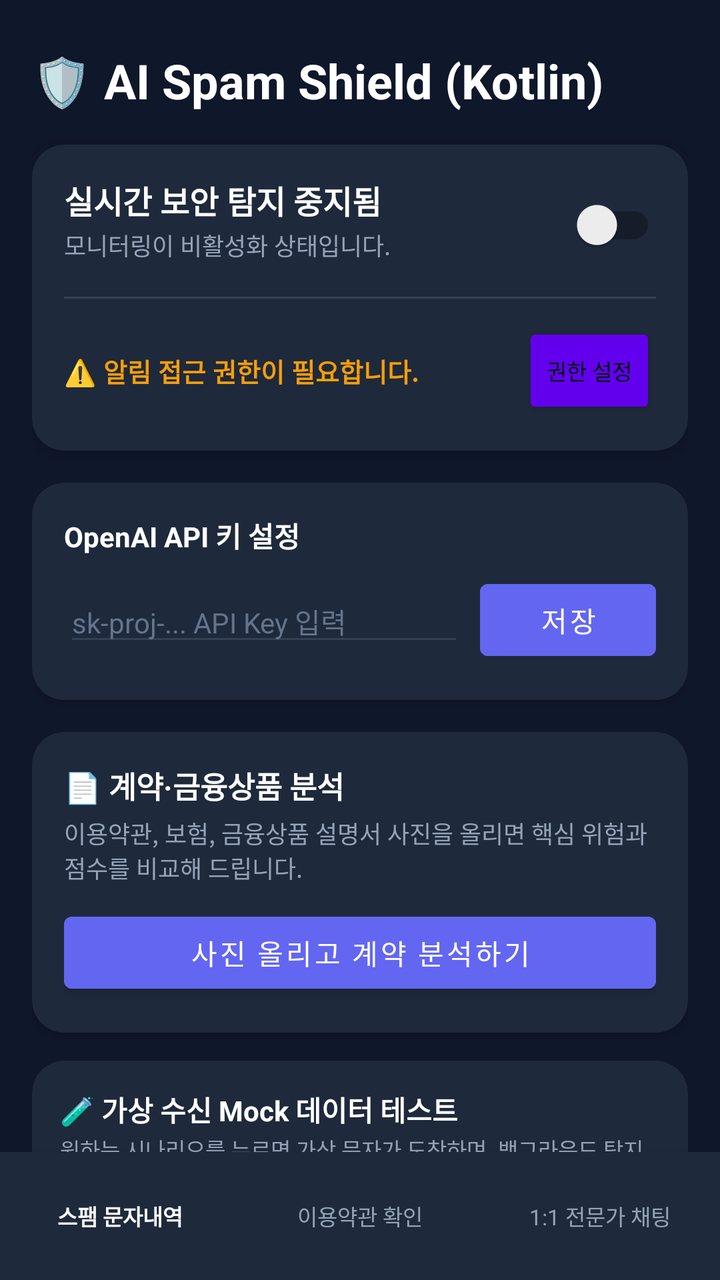
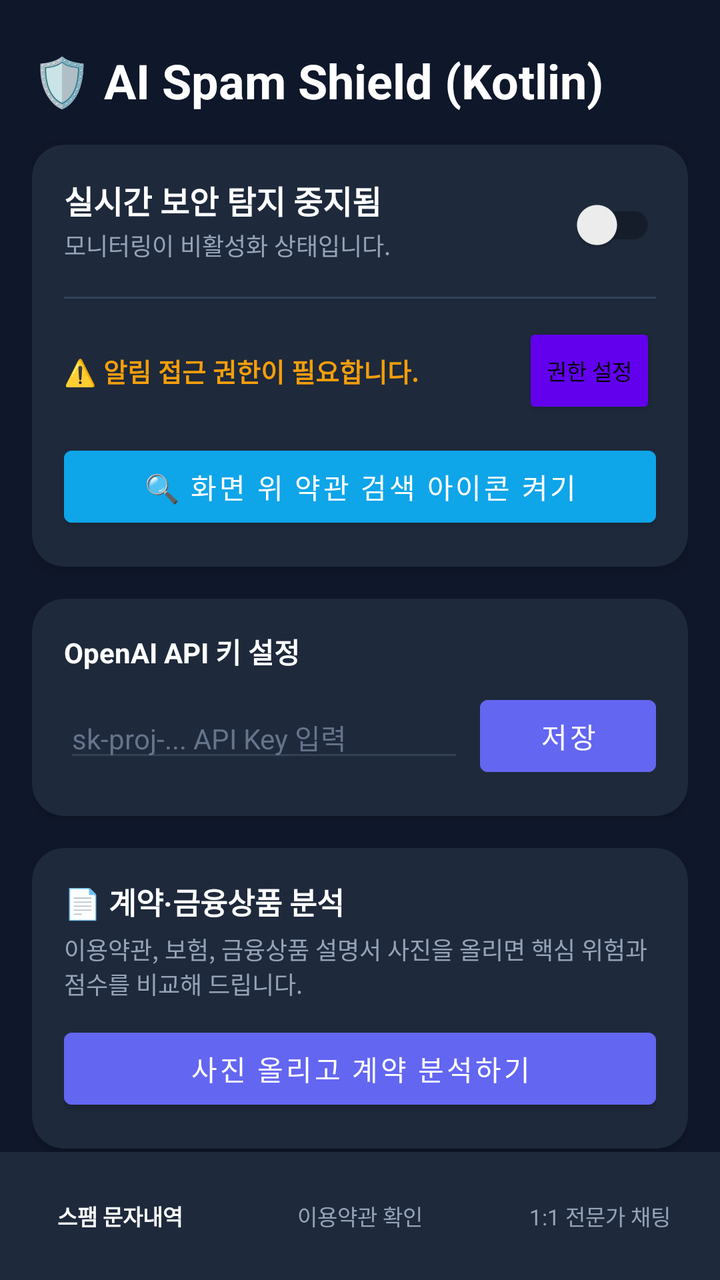

Compare the two renders of this Android layout. The source of the first and the diff that turns it into the second are given below.
<!-- AndroidManifest.xml: application theme Theme.MaterialComponents.DayNight.NoActionBar -->
<!-- res/layout/activity_main.xml -->
<?xml version="1.0" encoding="utf-8"?>
<LinearLayout xmlns:android="http://schemas.android.com/apk/res/android"
    xmlns:app="http://schemas.android.com/apk/res-auto"
    xmlns:tools="http://schemas.android.com/tools"
    android:layout_width="match_parent"
    android:layout_height="match_parent"
    android:background="#0F172A"
    android:orientation="vertical"
    tools:context=".MainActivity">

<androidx.core.widget.NestedScrollView
    android:layout_width="match_parent"
    android:layout_height="0dp"
    android:layout_weight="1"
    android:fillViewport="true">

<LinearLayout
    android:layout_width="match_parent"
    android:layout_height="wrap_content"
    android:orientation="vertical"
    android:padding="16dp">

    
    <TextView
        android:id="@+id/tvTitle"
        android:layout_width="match_parent"
        android:layout_height="wrap_content"
        android:text="🛡️ AI Spam Shield (Kotlin)"
        android:textColor="#FFFFFF"
        android:textSize="24sp"
        android:textStyle="bold"
        android:gravity="center_vertical"
        android:paddingVertical="8dp" />

    
    <androidx.cardview.widget.CardView
        android:layout_width="match_parent"
        android:layout_height="wrap_content"
        android:layout_marginVertical="8dp"
        app:cardCornerRadius="16dp"
        app:cardBackgroundColor="#1E293B"
        app:cardElevation="4dp">

        <LinearLayout
            android:layout_width="match_parent"
            android:layout_height="wrap_content"
            android:orientation="vertical"
            android:padding="16dp">

            <RelativeLayout
                android:layout_width="match_parent"
                android:layout_height="wrap_content">

                <LinearLayout
                    android:layout_width="wrap_content"
                    android:layout_height="wrap_content"
                    android:orientation="vertical"
                    android:layout_alignParentStart="true"
                    android:layout_toStartOf="@id/swMonitoring">

                    <TextView
                        android:id="@+id/tvStatusTitle"
                        android:layout_width="wrap_content"
                        android:layout_height="wrap_content"
                        android:text="실시간 보안 탐지 중지됨"
                        android:textColor="#FFFFFF"
                        android:textSize="16sp"
                        android:textStyle="bold" />

                    <TextView
                        android:id="@+id/tvStatusSub"
                        android:layout_width="wrap_content"
                        android:layout_height="wrap_content"
                        android:text="모니터링이 비활성화 상태입니다."
                        android:textColor="#94A3B8"
                        android:textSize="12sp"
                        android:layout_marginTop="2dp" />
                </LinearLayout>

                <androidx.appcompat.widget.SwitchCompat
                    android:id="@+id/swMonitoring"
                    android:layout_width="wrap_content"
                    android:layout_height="wrap_content"
                    android:layout_alignParentEnd="true"
                    android:layout_centerVertical="true" />
            </RelativeLayout>

            <View
                android:layout_width="match_parent"
                android:layout_height="1dp"
                android:background="#334155"
                android:layout_marginVertical="12dp" />

            <RelativeLayout
                android:layout_width="match_parent"
                android:layout_height="wrap_content">

                <TextView
                    android:id="@+id/tvPermissionState"
                    android:layout_width="wrap_content"
                    android:layout_height="wrap_content"
                    android:layout_centerVertical="true"
                    android:layout_alignParentStart="true"
                    android:text="⚠️ 알림 접근 권한이 필요합니다."
                    android:textColor="#F59E0B"
                    android:textSize="13sp"
                    android:textStyle="bold" />

                <Button
                    android:id="@+id/btnPermission"
                    android:layout_width="wrap_content"
                    android:layout_height="wrap_content"
                    android:layout_alignParentEnd="true"
                    android:text="권한 설정"
                    android:textSize="11sp"
                    android:paddingHorizontal="12dp"
                    android:backgroundTint="#F59E0B"
                    android:textColor="#000000"
                    style="?android:attr/buttonStyleSmall" />
            </RelativeLayout>
        </LinearLayout>
    </androidx.cardview.widget.CardView>

    
    <androidx.cardview.widget.CardView
        android:layout_width="match_parent"
        android:layout_height="wrap_content"
        android:layout_marginVertical="8dp"
        app:cardCornerRadius="16dp"
        app:cardBackgroundColor="#1E293B"
        app:cardElevation="2dp">

        <LinearLayout
            android:layout_width="match_parent"
            android:layout_height="wrap_content"
            android:orientation="vertical"
            android:padding="16dp">

            <TextView
                android:layout_width="wrap_content"
                android:layout_height="wrap_content"
                android:text="OpenAI API 키 설정"
                android:textColor="#FFFFFF"
                android:textSize="14sp"
                android:textStyle="bold" />

            <LinearLayout
                android:layout_width="match_parent"
                android:layout_height="wrap_content"
                android:orientation="horizontal"
                android:layout_marginTop="8dp">

                <EditText
                    android:id="@+id/etApiKey"
                    android:layout_width="0dp"
                    android:layout_height="wrap_content"
                    android:layout_weight="1"
                    android:hint="sk-proj-... API Key 입력"
                    android:inputType="textPassword"
                    android:textColor="#FFFFFF"
                    android:textColorHint="#64748B"
                    android:textSize="14sp"
                    android:backgroundTint="#334155" />

                <Button
                    android:id="@+id/btnSaveKey"
                    android:layout_width="wrap_content"
                    android:layout_height="wrap_content"
                    android:layout_marginStart="8dp"
                    android:text="저장"
                    android:backgroundTint="#6366F1" />
            </LinearLayout>
            </LinearLayout>
    </androidx.cardview.widget.CardView>

    
    <androidx.cardview.widget.CardView
        android:layout_width="match_parent"
        android:layout_height="wrap_content"
        android:layout_marginVertical="8dp"
        app:cardCornerRadius="16dp"
        app:cardBackgroundColor="#1E293B"
        app:cardElevation="2dp">

        <LinearLayout
            android:layout_width="match_parent"
            android:layout_height="wrap_content"
            android:orientation="vertical"
            android:padding="16dp">

            <TextView
                android:layout_width="wrap_content"
                android:layout_height="wrap_content"
                android:text="📄 계약·금융상품 분석"
                android:textColor="#FFFFFF"
                android:textSize="15sp"
                android:textStyle="bold" />

            <TextView
                android:layout_width="match_parent"
                android:layout_height="wrap_content"
                android:layout_marginTop="4dp"
                android:text="이용약관, 보험, 금융상품 설명서 사진을 올리면 핵심 위험과 점수를 비교해 드립니다."
                android:textColor="#94A3B8"
                android:textSize="12sp" />

            <Button
                android:id="@+id/btnContractAnalysis"
                android:layout_width="match_parent"
                android:layout_height="wrap_content"
                android:layout_marginTop="10dp"
                android:backgroundTint="#6366F1"
                android:text="사진 올리고 계약 분석하기"
                android:textColor="#FFFFFF" />
        </LinearLayout>
    </androidx.cardview.widget.CardView>

    
    <androidx.cardview.widget.CardView
        android:layout_width="match_parent"
        android:layout_height="wrap_content"
        android:layout_marginVertical="6dp"
        app:cardCornerRadius="16dp"
        app:cardBackgroundColor="#1E293B"
        app:cardElevation="2dp">

        <LinearLayout
            android:layout_width="match_parent"
            android:layout_height="wrap_content"
            android:orientation="vertical"
            android:padding="14dp">

            <TextView
                android:layout_width="wrap_content"
                android:layout_height="wrap_content"
                android:text="🧪 가상 수신 Mock 데이터 테스트"
                android:textColor="#FFFFFF"
                android:textSize="14sp"
                android:textStyle="bold" />

            <TextView
                android:layout_width="match_parent"
                android:layout_height="wrap_content"
                android:text="원하는 시나리오를 누르면 가상 문자가 도착하며, 백그라운드 탐지 및 경고 팝업을 즉시 검증합니다."
                android:textColor="#94A3B8"
                android:textSize="11sp"
                android:layout_marginTop="2dp" />

            
            <LinearLayout
                android:layout_width="match_parent"
                android:layout_height="wrap_content"
                android:orientation="horizontal"
                android:layout_marginTop="8dp">

                <Button
                    android:id="@+id/btnMockDelivery"
                    android:layout_width="0dp"
                    android:layout_height="wrap_content"
                    android:layout_weight="1"
                    android:text="📦 택배 스미싱"
                    android:textSize="11sp"
                    android:backgroundTint="#EF4444"
                    android:textColor="#FFFFFF"
                    style="?android:attr/buttonStyleSmall" />

                <Space
                    android:layout_width="8dp"
                    android:layout_height="wrap_content" />

                <Button
                    android:id="@+id/btnMockPayment"
                    android:layout_width="0dp"
                    android:layout_height="wrap_content"
                    android:layout_weight="1"
                    android:text="💳 해외결제 사칭"
                    android:textSize="11sp"
                    android:backgroundTint="#EF4444"
                    android:textColor="#FFFFFF"
                    style="?android:attr/buttonStyleSmall" />
            </LinearLayout>

            
            <LinearLayout
                android:layout_width="match_parent"
                android:layout_height="wrap_content"
                android:orientation="horizontal"
                android:layout_marginTop="4dp">

                <Button
                    android:id="@+id/btnMockLoan"
                    android:layout_width="0dp"
                    android:layout_height="wrap_content"
                    android:layout_weight="1"
                    android:text="💰 대출/투자 스팸"
                    android:textSize="11sp"
                    android:backgroundTint="#F97316"
                    android:textColor="#FFFFFF"
                    style="?android:attr/buttonStyleSmall" />

                <Space
                    android:layout_width="8dp"
                    android:layout_height="wrap_content" />

                <Button
                    android:id="@+id/btnMockCondolence"
                    android:layout_width="0dp"
                    android:layout_height="wrap_content"
                    android:layout_weight="1"
                    android:text="✉️ 모바일 부고장"
                    android:textSize="11sp"
                    android:backgroundTint="#DC2626"
                    android:textColor="#FFFFFF"
                    style="?android:attr/buttonStyleSmall" />
            </LinearLayout>

            
            <LinearLayout
                android:layout_width="match_parent"
                android:layout_height="wrap_content"
                android:orientation="horizontal"
                android:layout_marginTop="4dp">

                <Button
                    android:id="@+id/btnMockNormalFriend"
                    android:layout_width="0dp"
                    android:layout_height="wrap_content"
                    android:layout_weight="1"
                    android:text="☕ 친구 일상 대화"
                    android:textSize="11sp"
                    android:backgroundTint="#10B981"
                    android:textColor="#FFFFFF"
                    style="?android:attr/buttonStyleSmall" />

                <Space
                    android:layout_width="8dp"
                    android:layout_height="wrap_content" />

                <Button
                    android:id="@+id/btnMockNormalAuth"
                    android:layout_width="0dp"
                    android:layout_height="wrap_content"
                    android:layout_weight="1"
                    android:text="🔒 정상 인증번호"
                    android:textSize="11sp"
                    android:backgroundTint="#059669"
                    android:textColor="#FFFFFF"
                    style="?android:attr/buttonStyleSmall" />
            </LinearLayout>
        </LinearLayout>
    </androidx.cardview.widget.CardView>

    
    <RelativeLayout
        android:layout_width="match_parent"
        android:layout_height="wrap_content"
        android:layout_marginTop="12dp">

        <TextView
            android:layout_width="wrap_content"
            android:layout_height="wrap_content"
            android:layout_alignParentStart="true"
            android:layout_centerVertical="true"
            android:text="📋 스캔 분석 이력 로그"
            android:textColor="#FFFFFF"
            android:textSize="15sp"
            android:textStyle="bold" />

        <TextView
            android:id="@+id/tvClearLogs"
            android:layout_width="wrap_content"
            android:layout_height="wrap_content"
            android:layout_alignParentEnd="true"
            android:layout_centerVertical="true"
            android:text="비우기"
            android:textColor="#94A3B8"
            android:textSize="13sp"
            android:clickable="true"
            android:focusable="true" />
    </RelativeLayout>

    
    <androidx.recyclerview.widget.RecyclerView
        android:id="@+id/rvLogs"
        android:layout_width="match_parent"
        android:layout_height="wrap_content"
        android:layout_marginTop="8dp"
        android:nestedScrollingEnabled="false"
        tools:listitem="@layout/item_log" />

</LinearLayout>
</androidx.core.widget.NestedScrollView>

<include layout="@layout/include_bottom_navigation" />
</LinearLayout>
<!-- res/layout/item_log.xml (included above) -->
<?xml version="1.0" encoding="utf-8"?>
<androidx.cardview.widget.CardView xmlns:android="http://schemas.android.com/apk/res/android"
    xmlns:app="http://schemas.android.com/apk/res-auto"
    android:layout_width="match_parent"
    android:layout_height="wrap_content"
    android:layout_marginVertical="6dp"
    app:cardCornerRadius="12dp"
    app:cardBackgroundColor="#1E293B"
    app:cardElevation="2dp">

    <LinearLayout
        android:layout_width="match_parent"
        android:layout_height="wrap_content"
        android:orientation="vertical"
        android:padding="14dp">

        <RelativeLayout
            android:layout_width="match_parent"
            android:layout_height="wrap_content">

            <ImageView
                android:id="@+id/ivLogIcon"
                android:layout_width="32dp"
                android:layout_height="32dp"
                android:layout_alignParentStart="true"
                android:layout_centerVertical="true"
                android:src="@android:drawable/ic_dialog_alert"
                android:backgroundTint="#EF4444" />

            <LinearLayout
                android:layout_width="wrap_content"
                android:layout_height="wrap_content"
                android:orientation="vertical"
                android:layout_toEndOf="@id/ivLogIcon"
                android:layout_toStartOf="@id/tvLogTime"
                android:layout_marginStart="12dp"
                android:layout_centerVertical="true">

                <TextView
                    android:id="@+id/tvLogTitle"
                    android:layout_width="wrap_content"
                    android:layout_height="wrap_content"
                    android:text="010-1234-5678"
                    android:textColor="#FFFFFF"
                    android:textSize="14sp"
                    android:textStyle="bold" />

                <TextView
                    android:id="@+id/tvLogApp"
                    android:layout_width="wrap_content"
                    android:layout_height="wrap_content"
                    android:text="com.android.mms"
                    android:textColor="#64748B"
                    android:textSize="11sp" />
            </LinearLayout>

            <TextView
                android:id="@+id/tvLogTime"
                android:layout_width="wrap_content"
                android:layout_height="wrap_content"
                android:layout_alignParentEnd="true"
                android:layout_alignParentTop="true"
                android:text="12:34:56"
                android:textColor="#94A3B8"
                android:textSize="11sp" />
        </RelativeLayout>

        
        <TextView
            android:id="@+id/tvLogContent"
            android:layout_width="match_parent"
            android:layout_height="wrap_content"
            android:layout_marginTop="8dp"
            android:text="수신된 메시지 원본 텍스트 내용이 여기에 표시됩니다."
            android:textColor="#E2E8F0"
            android:textSize="13sp" />

        <View
            android:layout_width="match_parent"
            android:layout_height="1dp"
            android:background="#334155"
            android:layout_marginVertical="10dp" />

        
        <LinearLayout
            android:layout_width="match_parent"
            android:layout_height="wrap_content"
            android:orientation="vertical">

            <LinearLayout
                android:layout_width="match_parent"
                android:layout_height="wrap_content"
                android:orientation="horizontal"
                android:gravity="center_vertical">

                <TextView
                    android:layout_width="wrap_content"
                    android:layout_height="wrap_content"
                    android:text="보안 스캔 결과: "
                    android:textColor="#94A3B8"
                    android:textSize="11sp"
                    android:textStyle="bold" />

                <TextView
                    android:id="@+id/tvLogResultBadge"
                    android:layout_width="wrap_content"
                    android:layout_height="wrap_content"
                    android:text="⚠️ 스팸 (HIGH)"
                    android:textColor="#EF4444"
                    android:textSize="11sp"
                    android:textStyle="bold"
                    android:background="#3A1C22"
                    android:paddingHorizontal="6dp"
                    android:paddingVertical="2dp"
                    android:layout_marginStart="4dp" />
            </LinearLayout>

            <TextView
                android:id="@+id/tvLogReason"
                android:layout_width="match_parent"
                android:layout_height="wrap_content"
                android:layout_marginTop="6dp"
                android:text="스팸 판별 사유 및 AI 리포트 요약 텍스트"
                android:textColor="#FDBA74"
                android:textSize="12sp"
                android:lineSpacingMultiplier="1.2" />
        </LinearLayout>

    </LinearLayout>
</androidx.cardview.widget.CardView>
<!-- res/layout/include_bottom_navigation.xml (included above) -->
<?xml version="1.0" encoding="utf-8"?>
<LinearLayout xmlns:android="http://schemas.android.com/apk/res/android"
    android:id="@+id/bottomNavigation"
    android:layout_width="match_parent"
    android:layout_height="wrap_content"
    android:background="#1E293B"
    android:orientation="horizontal"
    android:elevation="8dp"
    android:paddingTop="4dp"
    android:paddingBottom="4dp">

    <TextView
        android:id="@+id/navSpamLogs"
        android:layout_width="0dp"
        android:layout_height="56dp"
        android:layout_weight="1"
        android:background="?attr/selectableItemBackgroundBorderless"
        android:gravity="center"
        android:paddingHorizontal="4dp"
        android:text="스팸 문자내역"
        android:textColor="#FFFFFF"
        android:textSize="11sp"
        android:textStyle="bold" />

    <TextView
        android:id="@+id/navTerms"
        android:layout_width="0dp"
        android:layout_height="56dp"
        android:layout_weight="1"
        android:background="?attr/selectableItemBackgroundBorderless"
        android:gravity="center"
        android:paddingHorizontal="4dp"
        android:text="이용약관 확인"
        android:textColor="#94A3B8"
        android:textSize="11sp" />

    <TextView
        android:id="@+id/navExpertChat"
        android:layout_width="0dp"
        android:layout_height="56dp"
        android:layout_weight="1"
        android:background="?attr/selectableItemBackgroundBorderless"
        android:gravity="center"
        android:paddingHorizontal="4dp"
        android:text="1:1 전문가 채팅"
        android:textColor="#94A3B8"
        android:textSize="11sp" />
</LinearLayout>
<!-- resources referenced by this layout -->
<resources>

</resources>

<!-- the commit's change to res/layout/activity_main.xml (unified diff, before → after) -->
@@ -118,6 +118,15 @@
                     android:textColor="#000000"
                     style="?android:attr/buttonStyleSmall" />
             </RelativeLayout>
+
+            <Button
+                android:id="@+id/btnCaptureOverlay"
+                android:layout_width="match_parent"
+                android:layout_height="wrap_content"
+                android:layout_marginTop="10dp"
+                android:backgroundTint="#0EA5E9"
+                android:text="🔍 화면 위 약관 검색 아이콘 켜기"
+                android:textColor="#FFFFFF" />
         </LinearLayout>
     </androidx.cardview.widget.CardView>
 
